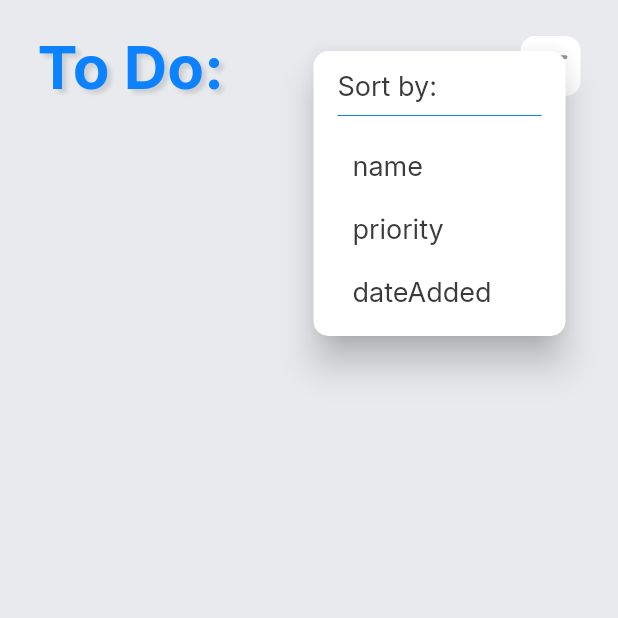
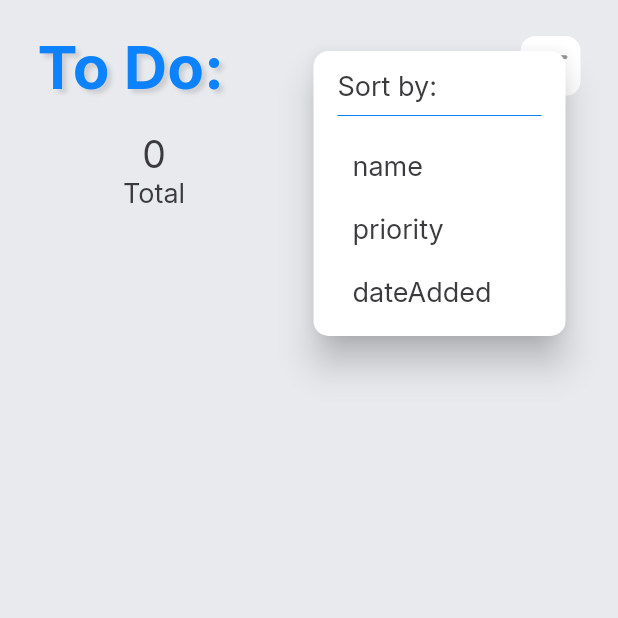
Before and after one commit to zvikasan/rocket_lab_todo_app, a Flutter app: the screen it shows after launch, after a tap on the "sort" icon, on a phone screen of 412 x 824 dp, the top half of it. Run offline on Flutter 3.47's test engine with Material 2 defaults, Android fonts, the phone set to English and light mode, and no system bars; our stand-ins replace flutter_riverpod, google_fonts, hive, hive_flutter; accounts and stored records are empty.

Commit message:
added display task numbers feature

```diff
--- a/lib/to_do_list_screen.dart
+++ b/lib/to_do_list_screen.dart
@@ -7,6 +7,7 @@ import 'package:rocket_lab_todo_app/theme/theme_colors.dart';
 import 'package:rocket_lab_todo_app/widgets/add_task_widget.dart';
 import 'package:rocket_lab_todo_app/widgets/sort_button.dart';
 import 'package:rocket_lab_todo_app/widgets/task_list_display.dart';
+import 'package:rocket_lab_todo_app/widgets/task_numbers_display.dart';
 import 'constants/enums.dart';
 import 'models/task.dart';
 
@@ -41,7 +42,18 @@ class _ToDoListScreenState extends ConsumerState<ToDoListScreen> {
           padding: const EdgeInsets.symmetric(horizontal: 25),
           child: Stack(
             children: [
-              Column(
+              ValueListenableBuilder<Box<Task>>(
+                  valueListenable: HiveBox.getTasks().listenable(),
+                  builder: (context, box, _) {
+                    _activeTasks = box.values
+                        .where((task) => !task.isCompleted)
+                        .toList()
+                        .cast<Task>();
+                    _completedTasks = box.values
+                        .where((task) => task.isCompleted)
+                        .toList()
+                        .cast<Task>();
+                    return Column(
                       children: [
                         const SizedBox(height: 20),
                         Row(
@@ -59,19 +71,12 @@ class _ToDoListScreenState extends ConsumerState<ToDoListScreen> {
                           ],
                         ),
                         const SizedBox(height: 20),
+                        TaskNumbersDisplay(
+                            totalTasks: box.values.length,
+                            completedTasks: _completedTasks.length),
+                        const SizedBox(height: 10),
                         Expanded(
-                    child: ValueListenableBuilder<Box<Task>>(
-                        valueListenable: HiveBox.getTasks().listenable(),
-                        builder: (context, box, _) {
-                          _activeTasks = box.values
-                              .where((task) => !task.isCompleted)
-                              .toList()
-                              .cast<Task>();
-                          _completedTasks = box.values
-                              .where((task) => task.isCompleted)
-                              .toList()
-                              .cast<Task>();
-                          return RawScrollbar(
+                          child: RawScrollbar(
                             crossAxisMargin: -15,
                             child: SingleChildScrollView(
                               child: Column(
@@ -106,12 +111,12 @@ class _ToDoListScreenState extends ConsumerState<ToDoListScreen> {
                                 ],
                               ),
                             ),
-                          );
-                        }),
+                          ),
                         ),
                         const SizedBox(height: 120),
                       ],
-              ),
+                    );
+                  }),
               Column(
                 children: const [
                   Spacer(),
--- /dev/null
+++ b/lib/widgets/task_numbers_display.dart
@@ -0,0 +1,41 @@
+import 'package:flutter/material.dart';
+
+import '../theme/text_styles.dart';
+
+class TaskNumbersDisplay extends StatelessWidget {
+  const TaskNumbersDisplay({
+    super.key,
+    required this.totalTasks,
+    required this.completedTasks,
+  });
+
+  final int totalTasks;
+  final int completedTasks;
+
+  @override
+  Widget build(BuildContext context) {
+    return Row(
+      mainAxisAlignment: MainAxisAlignment.spaceAround,
+      children: [
+        Column(
+          children: [
+            Text(totalTasks.toString(), style: TextStyles.regular),
+            Text(
+              "Total",
+              style: TextStyles.small,
+            ),
+          ],
+        ),
+        Column(
+          children: [
+            Text(completedTasks.toString(), style: TextStyles.regular),
+            Text(
+              "Completed",
+              style: TextStyles.small,
+            ),
+          ],
+        ),
+      ],
+    );
+  }
+}
```
Lines whose indentation alone changed are shown as unchanged.
